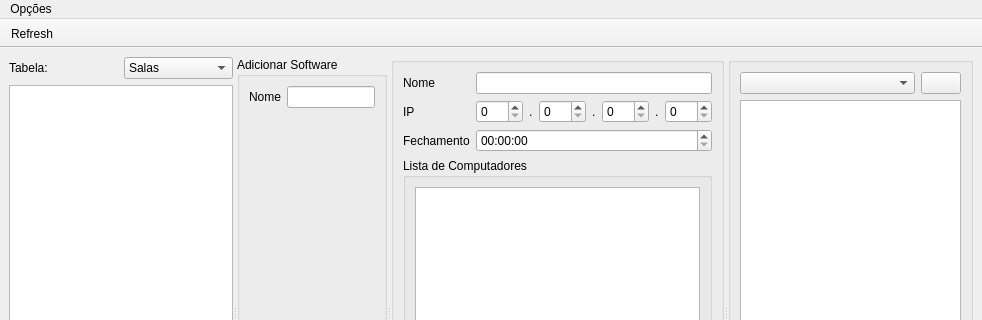
First picture: the form in software/interface/AdmEnter/admenter.ui, repository sociedade-do-pastel/softeiros, before the edit; both pictures show x 0 to 982 and y 0 to 320 of the 982 by 603 pixel window.
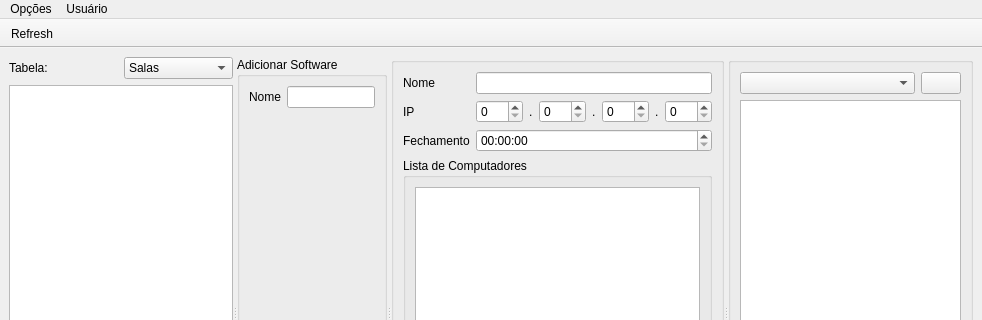
Second picture: the form after the edit. Icons and pictures are not drawn.

What changed in the file:
```diff
--- a/software/interface/AdmEnter/admenter.ui
+++ b/software/interface/AdmEnter/admenter.ui
@@ -447,7 +447,14 @@
     </property>
     <addaction name="actionRefresh"/>
    </widget>
+   <widget class="QMenu" name="menuUsu_rio">
+    <property name="title">
+     <string>Usuário</string>
+    </property>
+    <addaction name="actionSair"/>
+   </widget>
    <addaction name="menuRefresh"/>
+   <addaction name="menuUsu_rio"/>
   </widget>
   <widget class="QStatusBar" name="statusbar"/>
   <widget class="QToolBar" name="toolBar">
```
Left out of the diff: 79 changed lines with no effect on the pictures.
